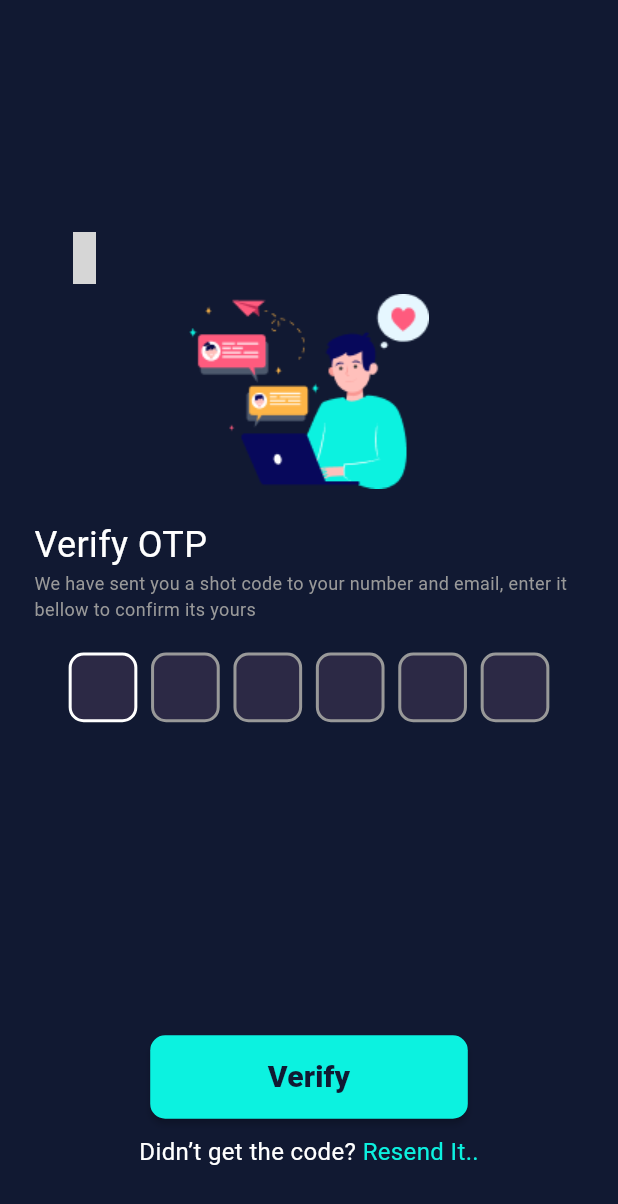
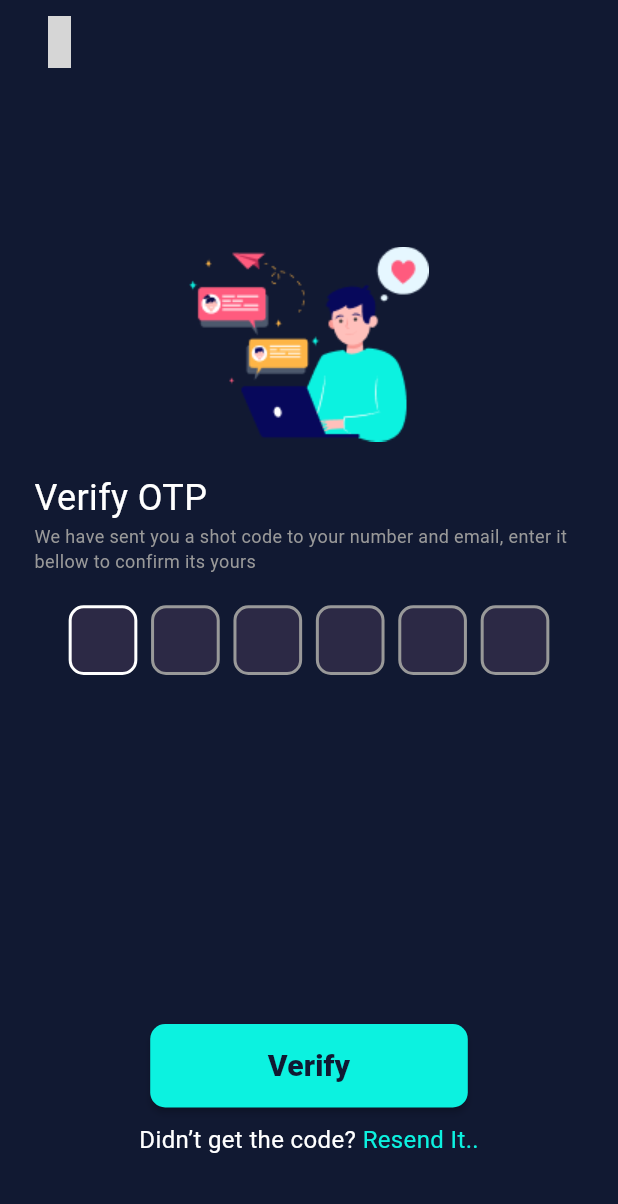
Before and after one commit to rupendra-yadav/orivo_app, a Flutter app: the VerifyOtp screen opened directly, on a phone screen of 412 x 824 dp. Shown: the top 1204 px of the screen. Run offline on Flutter 3.47's test engine with Material 3 defaults, Android fonts, the phone set to English and light mode, and no system bars; drawn by our look-alikes of pin_code_fields; our stand-ins replace flutter_screenutil, get, iconsax, syncfusion_flutter_charts; Roboto replaces fonts that are missing (Euclid); grey boxes are pictures that could not be loaded.

Commit message:
nav set on otp

```diff
--- a/lib/features/authentication/view/login.dart
+++ b/lib/features/authentication/view/login.dart
@@ -28,7 +28,7 @@ class Login extends StatelessWidget {
       backgroundColor: TColors.primary,
       body: SingleChildScrollView(
         child: Padding(
-          padding: SpacingStyle.paddingWithAppBarHeight,
+          padding: EdgeInsets.symmetric(horizontal: 20.w),
           child: SizedBox(
             height: TDeviceUtils.screenHeight,
             child: Form(
--- a/lib/features/authentication/view/register.dart
+++ b/lib/features/authentication/view/register.dart
@@ -27,7 +27,7 @@ class Register extends StatelessWidget {
       backgroundColor: TColors.primary,
       body: SingleChildScrollView(
         child: Padding(
-          padding: const EdgeInsets.symmetric(horizontal: 15),
+          padding:  EdgeInsets.symmetric(horizontal: 20.w),
           child: SizedBox(
             height: TDeviceUtils.screenHeight,
             child: Form(
--- a/lib/features/authentication/view/send_otp.dart
+++ b/lib/features/authentication/view/send_otp.dart
@@ -26,7 +26,7 @@ class SendOtp extends StatelessWidget {
       backgroundColor: TColors.primary,
       body: SingleChildScrollView(
         child: Padding(
-          padding: SpacingStyle.paddingWithAppBarHeight,
+          padding: EdgeInsets.symmetric(horizontal: 20.w),
           child: SizedBox(
             height: TDeviceUtils.screenHeight,
             child: Form(
--- a/lib/features/authentication/view/verify_otp.dart
+++ b/lib/features/authentication/view/verify_otp.dart
@@ -1,4 +1,3 @@
-
 import 'package:auro/features/authentication/view/register.dart';
 import 'package:auro/utils/device/device_utility.dart';
 import 'package:flutter/material.dart';
@@ -11,8 +10,6 @@ import '../../../common/widgets/buttons/button.dart';
 import '../../../utils/constant/colors.dart';
 import '../../../utils/constant/image_string.dart';
 import '../../../utils/constant/text_strings.dart';
-import '../../../utils/styles/spacing_style.dart';
-
 
 class VerifyOtp extends StatelessWidget {
   const VerifyOtp({super.key});
@@ -20,30 +17,40 @@ class VerifyOtp extends StatelessWidget {
   @override
   Widget build(BuildContext context) {
     return Scaffold(
+      appBar: AppBar(
+          leading: Padding(
+            padding:  EdgeInsets.only(left: 20.0.w),
+            child: IconButton(
+                    onPressed: () => Navigator.pop(context),
+                    icon: const Icon(
+            Iconsax.arrow_left,
+            color: TColors.secondary,
+            size: 35,
+                    ),
+                  ),
+          )),
       backgroundColor: TColors.primary,
       body: SingleChildScrollView(
         child: Padding(
-          padding: SpacingStyle.paddingWithAppBarHeight,
+          padding: EdgeInsets.symmetric(horizontal: 20.w),
           child: SizedBox(
             height: TDeviceUtils.screenHeight,
             child: Column(
               mainAxisAlignment: MainAxisAlignment.spaceAround,
               children: [
-
                 Column(
                   crossAxisAlignment: CrossAxisAlignment.start,
                   children: [
-
                     /// BackButton
-                MaterialButton(
-                  minWidth: 3.w,
-                  onPressed: () => Navigator.pop(context),
-                  child: const Icon(
-                    Iconsax.arrow_left,
-                    color: TColors.secondary,
-                    size: 35,
-                  ),
-                ),
+                    // MaterialButton(
+                    //   minWidth: 3.w,
+                    //   onPressed: () => Navigator.pop(context),
+                    //   child: const Icon(
+                    //     Iconsax.arrow_left,
+                    //     color: TColors.secondary,
+                    //     size: 35,
+                    //   ),
+                    // ),
 
                     /// setting image for OTP
                     Center(
@@ -59,14 +66,15 @@ class VerifyOtp extends StatelessWidget {
                     const Text(TTexts.verifyOTP,
                         style: TextStyle(fontSize: 24, color: TColors.white)),
                     const Text(TTexts.verifyOtpDetails,
-                    style: TextStyle(fontSize: 12, color: TColors.lightGrey)),
+                        style:
+                            TextStyle(fontSize: 12, color: TColors.lightGrey)),
                     SizedBox(
                       height: 20.h,
                     ),
 
                     /// otp input box
                     Padding(
-                  padding:  EdgeInsets.symmetric(horizontal: 20.w),
+                      padding: EdgeInsets.symmetric(horizontal: 20.w),
                       child: PinCodeTextField(
                         textStyle: const TextStyle(color: TColors.white),
                         appContext: context,
@@ -91,21 +99,17 @@ class VerifyOtp extends StatelessWidget {
                         ),
                       ),
                     ),
-
                   ],
                 ),
-
                 Column(
                   children: [
-
-
                     ///verify button
                     Center(
                       child: Button(
                         height: 54.h,
                         minWidth: 185.w,
                         title: TTexts.verify,
-                    onPressed: () => Get.to(() =>  Register()),
+                        onPressed: () => Get.to(() => Register()),
                       ),
                     ),
 
@@ -120,19 +124,19 @@ class VerifyOtp extends StatelessWidget {
                         children: [
                           Text(
                             TTexts.dontGetTheCode,
-                        style: TextStyle(color: TColors.white, fontSize: 16),
+                            style:
+                                TextStyle(color: TColors.white, fontSize: 16),
                           ),
                           Text(
                             TTexts.reSendIt,
-                        style: TextStyle(color: TColors.secondary, fontSize: 16),
+                            style: TextStyle(
+                                color: TColors.secondary, fontSize: 16),
                           ),
                         ],
                       ),
                     ),
-
                   ],
                 ),
-
               ],
             ),
           ),
```
Lines whose indentation alone changed are shown as unchanged.
